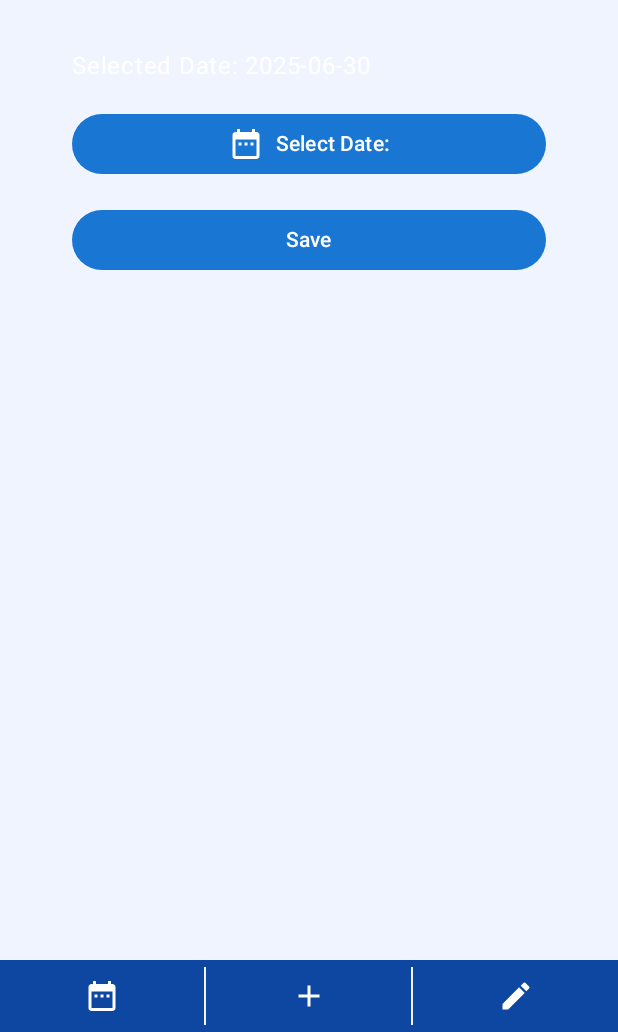
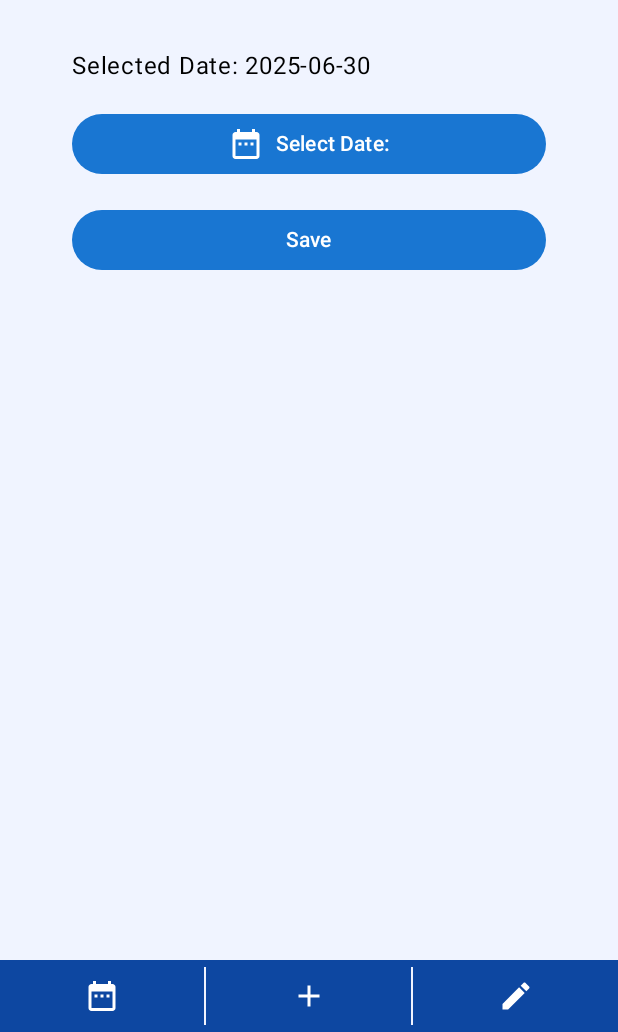
Before and after one commit to FraggeGaming/WorkoutTracker, an Android app built with Jetpack Compose: the AddExerciseScreen screen opened through its navigation route, on a phone screen of 412 x 824 dp, the part 204-1236 px from its top. Run offline under Robolectric (Android 15) with nearby library versions, the phone set to English and light mode, and no system bars; our stand-ins replace Room's generated code, accompanist.

Commit message:
fixed bug where color was wrong

```diff
--- a/app/src/main/java/se/umu/cs/dv20fnh/gymlogger/AddExerciseDataPage.kt
+++ b/app/src/main/java/se/umu/cs/dv20fnh/gymlogger/AddExerciseDataPage.kt
@@ -2,6 +2,7 @@ package se.umu.cs.dv20fnh.gymlogger
 
 import android.app.DatePickerDialog
 import android.widget.Toast
+import androidx.compose.foundation.isSystemInDarkTheme
 import androidx.compose.foundation.layout.Box
 import androidx.compose.foundation.layout.Column
 import androidx.compose.foundation.layout.Row
@@ -164,7 +165,7 @@ class AddExerciseDataPage(trackerModel: TrackerModel){
                 Text(
                     text = stringResource(R.string.selected_date) + " " + selectedDate,
                     style = MaterialTheme.typography.bodyLarge,
-                    color = MaterialTheme.colorScheme.onBackground,
+                    color = if (isSystemInDarkTheme()) Color.White else Color.Black,
                     modifier = Modifier.padding(16.dp)
                 )
 
--- a/app/src/main/java/se/umu/cs/dv20fnh/gymlogger/RemoveTrackerPage.kt
+++ b/app/src/main/java/se/umu/cs/dv20fnh/gymlogger/RemoveTrackerPage.kt
@@ -63,6 +63,7 @@ class RemoveTrackerPage(trackerModel: TrackerModel){
             ) {
 
                 //Select subtracker dropdown
+                if(selectedExercise.isNotEmpty()){
                     Components.DropdownMenu(
                         selected = selectedExercise,
                         onClick = {
@@ -70,6 +71,9 @@ class RemoveTrackerPage(trackerModel: TrackerModel){
                         },
                         items = exercises
                     )
+                }
+
+
             }
 
             //Delete Tracker button
```
Lines whose indentation alone changed are shown as unchanged.
